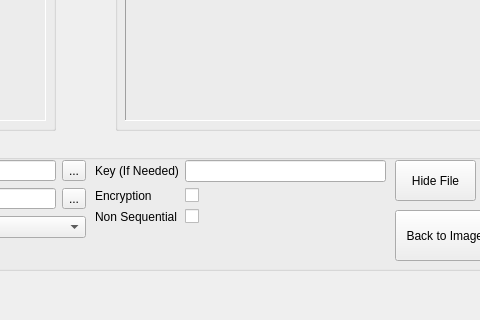
naufal-dean/Stegosolver, file src/ui/main.ui: the form before one commit; both pictures show x 475 to 955 and y 360 to 680 of the 1121 by 680 pixel window.
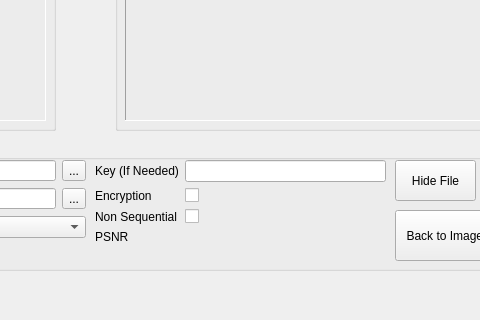
The form after the commit. The open tabs and pages were chosen to show the change.

What changed in the file:
```diff
--- a/src/ui/main.ui
+++ b/src/ui/main.ui
@@ -411,7 +411,7 @@
          <x>510</x>
          <y>20</y>
          <width>291</width>
-         <height>101</height>
+         <height>103</height>
         </rect>
        </property>
        <layout class="QFormLayout" name="imageRightForm">
@@ -459,6 +459,20 @@
           </property>
          </widget>
         </item>
+        <item row="3" column="0">
+         <widget class="QLabel" name="imgPSNRLbl">
+          <property name="text">
+           <string>PSNR</string>
+          </property>
+         </widget>
+        </item>
+        <item row="3" column="1">
+         <widget class="QLabel" name="imgPSNRvalueLbl">
+          <property name="text">
+           <string/>
+          </property>
+         </widget>
+        </item>
        </layout>
       </widget>
       <widget class="QPushButton" name="imgSaveOutBtn">
```
